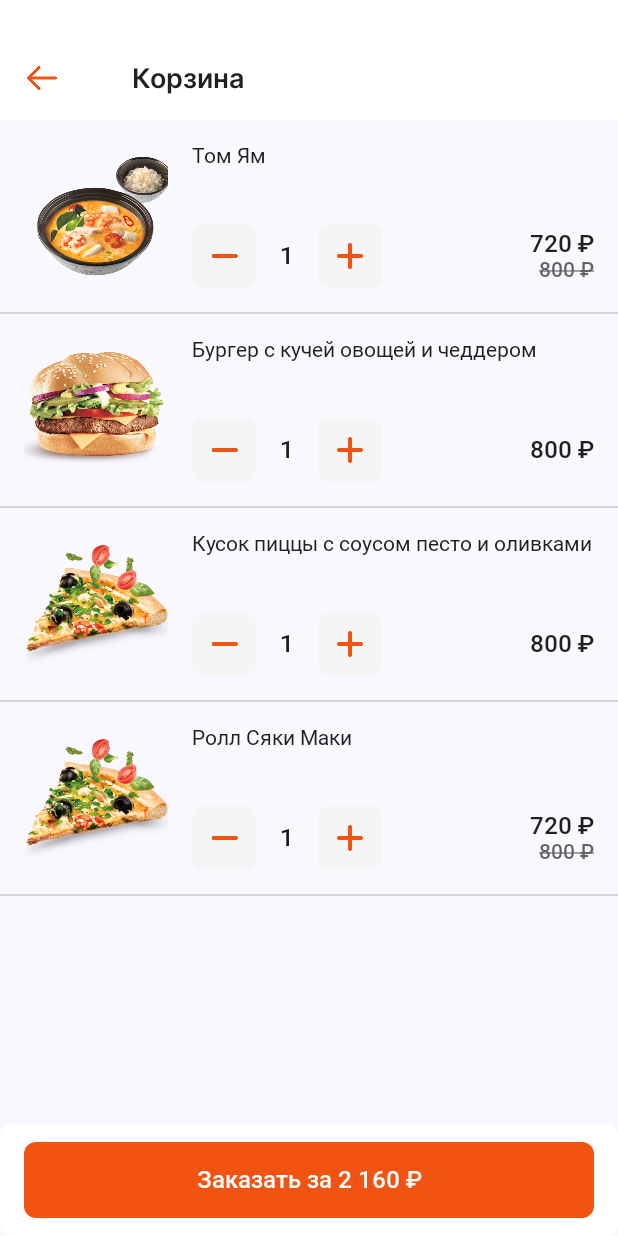
After one commit to DenisFrolkov/Nti.team_test_work_Foodies, an Android app built with Jetpack Compose: the composable BasketScreen shown on its own in the app's theme, on a phone screen of 412 x 824 dp. The commit adds this screen. Run offline under Robolectric (Android 15) with nearby library versions, the phone set to English and light mode, and no system bars.

Commit message:
Все пропало!!!!

```diff
--- a/app/src/main/java/com/example/ntiteam_test_work_foodies/MainActivity.kt
+++ b/app/src/main/java/com/example/ntiteam_test_work_foodies/MainActivity.kt
@@ -4,6 +4,7 @@ import android.os.Bundle
 import androidx.activity.ComponentActivity
 import androidx.activity.compose.setContent
 import androidx.activity.enableEdgeToEdge
+import com.example.ntiteam_test_work_foodies.screens.BasketScreen
 import com.example.ntiteam_test_work_foodies.screens.CatalogScreen
 import com.example.ntiteam_test_work_foodies.screens.ProductCardScreen
 import com.example.ntiteam_test_work_foodies.ui.theme.Ntiteam_test_work_FoodiesTheme
@@ -16,6 +17,7 @@ class MainActivity : ComponentActivity() {
             Ntiteam_test_work_FoodiesTheme {
 //                CatalogScreen()
                 ProductCardScreen()
+//                BasketScreen()
             }
         }
     }
--- /dev/null
+++ b/app/src/main/java/com/example/ntiteam_test_work_foodies/dataclass_ui/BasketItem.kt
@@ -0,0 +1,8 @@
+package com.example.ntiteam_test_work_foodies.dataclass_ui
+
+data class BasketItem(
+    val image: Int,
+    val title: String,
+    val price: String,
+    val salePrice: String?
+)
--- /dev/null
+++ b/app/src/main/java/com/example/ntiteam_test_work_foodies/screens/BasketScreen.kt
@@ -0,0 +1,292 @@
+package com.example.ntiteam_test_work_foodies.screens
+
+import androidx.compose.foundation.Image
+import androidx.compose.foundation.background
+import androidx.compose.foundation.clickable
+import androidx.compose.foundation.interaction.MutableInteractionSource
+import androidx.compose.foundation.layout.Arrangement
+import androidx.compose.foundation.layout.Box
+import androidx.compose.foundation.layout.Column
+import androidx.compose.foundation.layout.Row
+import androidx.compose.foundation.layout.Spacer
+import androidx.compose.foundation.layout.fillMaxHeight
+import androidx.compose.foundation.layout.fillMaxSize
+import androidx.compose.foundation.layout.fillMaxWidth
+import androidx.compose.foundation.layout.height
+import androidx.compose.foundation.layout.navigationBarsPadding
+import androidx.compose.foundation.layout.padding
+import androidx.compose.foundation.layout.size
+import androidx.compose.foundation.layout.width
+import androidx.compose.foundation.lazy.LazyColumn
+import androidx.compose.foundation.lazy.items
+import androidx.compose.material3.Text
+import androidx.compose.runtime.Composable
+import androidx.compose.runtime.getValue
+import androidx.compose.runtime.mutableIntStateOf
+import androidx.compose.runtime.mutableStateOf
+import androidx.compose.runtime.remember
+import androidx.compose.runtime.setValue
+import androidx.compose.ui.Alignment
+import androidx.compose.ui.Modifier
+import androidx.compose.ui.draw.alpha
+import androidx.compose.ui.graphics.Color
+import androidx.compose.ui.graphics.painter.Painter
+import androidx.compose.ui.res.painterResource
+import androidx.compose.ui.text.TextStyle
+import androidx.compose.ui.text.font.Font
+import androidx.compose.ui.text.font.FontFamily
+import androidx.compose.ui.text.style.TextAlign
+import androidx.compose.ui.text.style.TextDecoration
+import androidx.compose.ui.tooling.preview.Preview
+import androidx.compose.ui.unit.dp
+import androidx.compose.ui.unit.sp
+import com.example.ntiteam_test_work_foodies.R
+import com.example.ntiteam_test_work_foodies.dataclass_ui.BasketItem
+import com.example.ntiteam_test_work_foodies.ui.theme.Gray
+import com.example.ntiteam_test_work_foodies.universalComponents.AddCardItem
+import com.example.ntiteam_test_work_foodies.universalComponents.FixedButton
+import com.example.ntiteam_test_work_foodies.universalComponents.TopBar
+
+@Composable
+fun BasketScreen() {
+    Basket()
+}
+
+@Preview
+@Composable
+fun Basket() {
+    val basketItems = listOf(
+        BasketItem(R.drawable.photo_basket_1_image, "Том Ям", "800", "720"),
+        BasketItem(
+            R.drawable.photo_basket_2_image,
+            "Бургер с кучей овощей и чеддером",
+            "800",
+            null
+        ),
+        BasketItem(
+            R.drawable.photo_basket_3_image,
+            "Кусок пиццы с соусом песто и оливками",
+            "800",
+            null
+        ),
+        BasketItem(R.drawable.photo_basket_3_image, "Ролл Сяки Маки", "800", "720")
+    )
+    Column(
+        modifier = Modifier.fillMaxSize()
+    ) {
+        Spacer(
+            modifier = Modifier
+                .fillMaxWidth()
+                .height(24.dp)
+                .background(Color.White)
+        )
+        TopBar()
+//        Box(
+//            modifier = Modifier
+//                .fillMaxSize()
+//                .align(Alignment.CenterHorizontally)
+//        ) {
+//            Text(
+//                text = "Пусто, выберите блюда \n в каталоге :)",
+//                style = TextStyle(
+//                    fontSize = 16.sp,
+//                    color = Color.Black,
+//                    textAlign = TextAlign.Center,
+//                    fontFamily = FontFamily(Font(R.font.roboto_regular))
+//                ),
+//                modifier = Modifier
+//                    .align(Alignment.Center)
+//                    .alpha(0.6f)
+//            )
+//        }
+        if (basketItems == null) { //если пользователь удяляет блюдо из карзины, то текст появляется
+            Text(
+                text = "Пусто, выберите блюда \n в каталоге :)",
+                style = TextStyle(
+                    fontSize = 16.sp,
+                    color = Color.Black,
+                    fontFamily = FontFamily(Font(R.font.roboto_regular))
+                ),
+                modifier = Modifier
+                    .fillMaxWidth()
+                    .padding(16.dp)
+                    .alpha(0.6f)
+            )
+        } else {
+            LazyColumn {
+                items(basketItems) { item ->
+                    ListItemBasket(
+                        imageItem = painterResource(id = item.image),
+                        titleItem = item.title,
+                        textPriceItem = item.price,
+                        textSalePriceItem = item.salePrice
+                    )
+                }
+            }
+        }
+        if (basketItems != null) { //если пользователь удяляет блюдо из карзины, то кнопку исчезает
+            Column(
+                verticalArrangement = Arrangement.Bottom,
+                modifier = Modifier
+                    .navigationBarsPadding()
+                    .fillMaxSize()
+            ) {
+                FixedButton(
+                    textTotalPrice = "2 160",
+                    painterCard = null,
+                    textInCard = "Заказать за"
+                )
+            }
+        }
+    }
+}
+
+
+@Composable
+fun ListItemBasket(
+    imageItem: Painter,
+    titleItem: String,
+    textPriceItem: String,
+    textSalePriceItem: String?
+) {
+    var countAddCard by remember { mutableStateOf(1) }
+    if (countAddCard > 0) {
+        Row(
+            verticalAlignment = Alignment.CenterVertically,
+            modifier = Modifier
+                .height(height = 128.dp)
+                .padding(16.dp)
+        ) {
+            Image(
+                painter = imageItem,
+                contentDescription = null,
+                modifier = Modifier
+                    .size(96.dp)
+            )
+            Spacer(modifier = Modifier.width(16.dp))
+            Column(
+                verticalArrangement = Arrangement.SpaceBetween,
+                modifier = Modifier
+                    .fillMaxHeight()
+                    .padding()
+            ) {
+                Text(
+                    text = titleItem,
+                    style = TextStyle(
+                        fontSize = 14.sp,
+                        color = Color.Black,
+                        lineHeight = 20.sp,
+                        fontFamily = FontFamily(Font(R.font.roboto_regular))
+                    ),
+                    modifier = Modifier
+                        .alpha(0.87f)
+                )
+                Row(
+                    horizontalArrangement = Arrangement.SpaceBetween,
+                    verticalAlignment = Alignment.CenterVertically,
+                    modifier = Modifier
+                        .fillMaxWidth()
+                        .padding(top = 12.dp)
+                ) {
+                    CounterBasket(
+                        countAddCard = countAddCard,
+                        newCountAddCard = { newCountAddCount -> countAddCard = newCountAddCount })
+                    TextPriceBasket(textPrice = textPriceItem, textSalePrice = textSalePriceItem)
+                }
+            }
+        }
+        Box(
+            modifier = Modifier
+                .fillMaxWidth()
+                .alpha(0.3f)
+                .height(1.dp)
+                .background(Color.Gray)
+        )
+    }
+}
+
+
+@Composable
+fun TextPriceBasket(
+    textPrice: String,
+    textSalePrice: String?
+) {
+    Column(
+        horizontalAlignment = Alignment.End
+    ) {
+        if (textSalePrice != null) {
+            Text(
+                text = "$textSalePrice ₽",
+                color = Color.Black,
+                style = TextStyle(
+                    fontSize = 16.sp,
+                    fontFamily = FontFamily(
+                        Font(R.font.roboto_medium)
+                    ),
+                ),
+                modifier = Modifier.alpha(0.87f)
+            )
+        }
+        Text(
+            text = "$textPrice ₽",
+            color = Color.Black,
+            style = TextStyle(
+                fontSize = if (textSalePrice != null) 14.sp else 16.sp,
+                fontFamily = FontFamily(
+                    Font(R.font.roboto_medium)
+                ),
+                textDecoration = if (textSalePrice != null) TextDecoration.LineThrough else null
+            ),
+            modifier = Modifier
+                .alpha(if (textSalePrice != null) 0.6f else 0.87f)
+        )
+    }
+}
+
+@Composable
+fun CounterBasket(
+    countAddCard: Int,
+    newCountAddCard: (Int) -> Unit
+) {
+    var counterCountAddCard by remember { mutableStateOf(countAddCard) }
+    Row(
+        horizontalArrangement = Arrangement.SpaceBetween,
+        verticalAlignment = Alignment.CenterVertically
+    ) {
+        Box(
+            modifier = Modifier.clickable(
+                interactionSource = remember { MutableInteractionSource() },
+                indication = null
+            ) {
+                counterCountAddCard--
+                newCountAddCard(counterCountAddCard)
+            }) {
+            AddCardItem(
+                colorItem = Gray,
+                iconItem = painterResource(id = R.drawable.minus_icon),
+            )
+        }
+        Text(
+            text = countAddCard.toString(),
+            style = TextStyle(
+                fontSize = 16.sp,
+                fontFamily = FontFamily(Font(R.font.roboto_medium))
+            ),
+            modifier = Modifier
+                .padding(horizontal = 16.dp)
+        )
+        Box(
+            modifier = Modifier.clickable(
+                interactionSource = remember { MutableInteractionSource() },
+                indication = null
+            ) {
+                counterCountAddCard++
+                newCountAddCard(counterCountAddCard)
+            }) {
+            AddCardItem(
+                colorItem = Gray,
+                iconItem = painterResource(id = R.drawable.plus_icon),
+            )
+        }
+    }
+}
--- a/app/src/main/java/com/example/ntiteam_test_work_foodies/universalComponents/AddCardItem.kt
+++ b/app/src/main/java/com/example/ntiteam_test_work_foodies/universalComponents/AddCardItem.kt
@@ -16,9 +16,10 @@ import com.example.ntiteam_test_work_foodies.ui.theme.Orange
 
 @Composable
 fun AddCardItem(
-    iconItem: Painter
+    iconItem: Painter,
+    colorItem: Color
 ) {
-    Box(modifier = Modifier.background(color = Color.White, shape = RoundedCornerShape(8.dp))) {
+    Box(modifier = Modifier.background(color = colorItem, shape = RoundedCornerShape(8.dp))) {
         Icon(
             painter = iconItem,
             contentDescription = null,
--- /dev/null
+++ b/app/src/main/java/com/example/ntiteam_test_work_foodies/universalComponents/TopBar.kt
@@ -0,0 +1,62 @@
+package com.example.ntiteam_test_work_foodies.universalComponents
+
+import androidx.compose.foundation.background
+import androidx.compose.foundation.layout.Box
+import androidx.compose.foundation.layout.Row
+import androidx.compose.foundation.layout.Spacer
+import androidx.compose.foundation.layout.fillMaxWidth
+import androidx.compose.foundation.layout.height
+import androidx.compose.foundation.layout.padding
+import androidx.compose.foundation.layout.size
+import androidx.compose.foundation.layout.width
+import androidx.compose.material3.Icon
+import androidx.compose.material3.Text
+import androidx.compose.runtime.Composable
+import androidx.compose.ui.Alignment
+import androidx.compose.ui.Modifier
+import androidx.compose.ui.draw.alpha
+import androidx.compose.ui.draw.shadow
+import androidx.compose.ui.graphics.Brush
+import androidx.compose.ui.graphics.Color
+import androidx.compose.ui.res.painterResource
+import androidx.compose.ui.text.TextStyle
+import androidx.compose.ui.text.font.Font
+import androidx.compose.ui.text.font.FontFamily
+import androidx.compose.ui.tooling.preview.Preview
+import androidx.compose.ui.unit.dp
+import androidx.compose.ui.unit.sp
+import com.example.ntiteam_test_work_foodies.R
+import com.example.ntiteam_test_work_foodies.ui.theme.Gray
+import com.example.ntiteam_test_work_foodies.ui.theme.Orange
+
+@Preview
+@Composable
+fun TopBar() {
+    Row(
+        verticalAlignment = Alignment.CenterVertically,
+        modifier = Modifier
+            .fillMaxWidth()
+            .background(color = Color.White)
+    ) {
+        Box(
+            modifier = Modifier.padding(16.dp)
+        ) {
+            Icon(
+                painter = painterResource(id = R.drawable.back_item),
+                contentDescription = null,
+                tint = Orange,
+                modifier = Modifier.size(24.dp)
+            )
+        }
+        Spacer(modifier = Modifier.width(32.dp))
+        Text(
+            text = "Корзина",
+            style = TextStyle(
+                fontSize = 18.sp,
+                color = Color.Black,
+                fontFamily = FontFamily(Font(R.font.inter_semi_bold))
+            ),
+            modifier = Modifier.alpha(0.87f)
+        )
+    }
+}
```
Also changed, not shown: app/src/main/java/com/example/ntiteam_test_work_foodies/screens/CatalogScreen.kt (+1 -9 lines), app/src/main/java/com/example/ntiteam_test_work_foodies/screens/ProductСardScreen.kt (+7 -7 lines), app/src/main/java/com/example/ntiteam_test_work_foodies/universalComponents/CounterItemCard.kt (added, +77 -0 lines), app/src/main/java/com/example/ntiteam_test_work_foodies/universalComponents/FixedButton.kt (+8 -9 lines), app/src/main/java/com/example/ntiteam_test_work_foodies/universalComponents/ItemCard.kt (+4 -26 lines), app/src/main/res/drawable/basket_icon.png (renamed from app/src/main/res/drawable/card_icon.png), app/src/main/res/drawable/photo_basket_1_image.png (added), app/src/main/res/drawable/photo_basket_2_image.png (added), app/src/main/res/drawable/photo_basket_3_image.png (added), app/src/main/res/font/inter_semi_bold.ttf (added).
